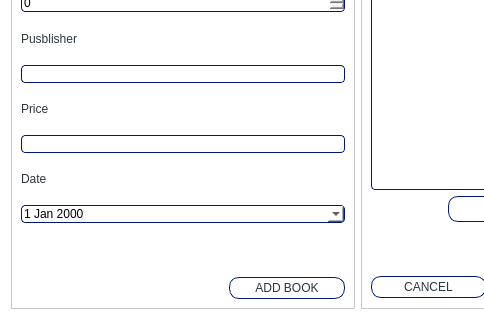
First picture: the form in Library-Management-System-/library/Library/addbook.ui, repository nicki-choo/CS106-LibraryManagementSystem, before the edit; both pictures show x 0 to 484 and y 379 to 699 of the 715 by 699 pixel window.
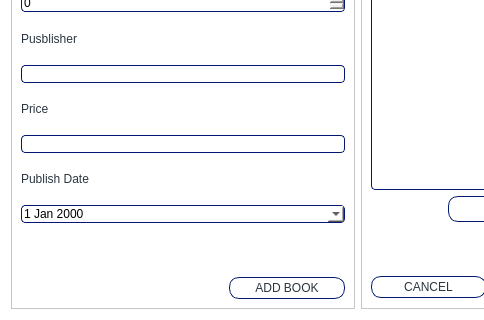
Second picture: the form after the edit.

Diff of the .ui file:
```diff
--- a/Library-Management-System-/library/Library/addbook.ui
+++ b/Library-Management-System-/library/Library/addbook.ui
@@ -301,7 +301,7 @@
 color: #2A3540;</string>
         </property>
         <property name="text">
-         <string>Date</string>
+         <string>Publish Date</string>
         </property>
        </widget>
       </item>
```
